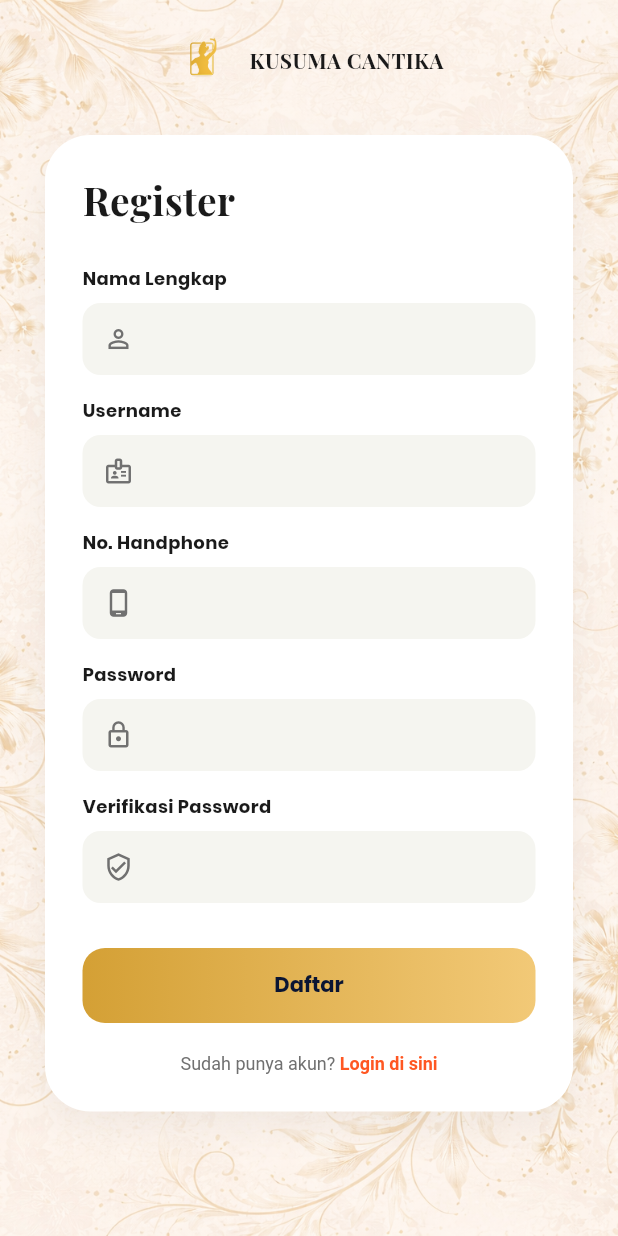
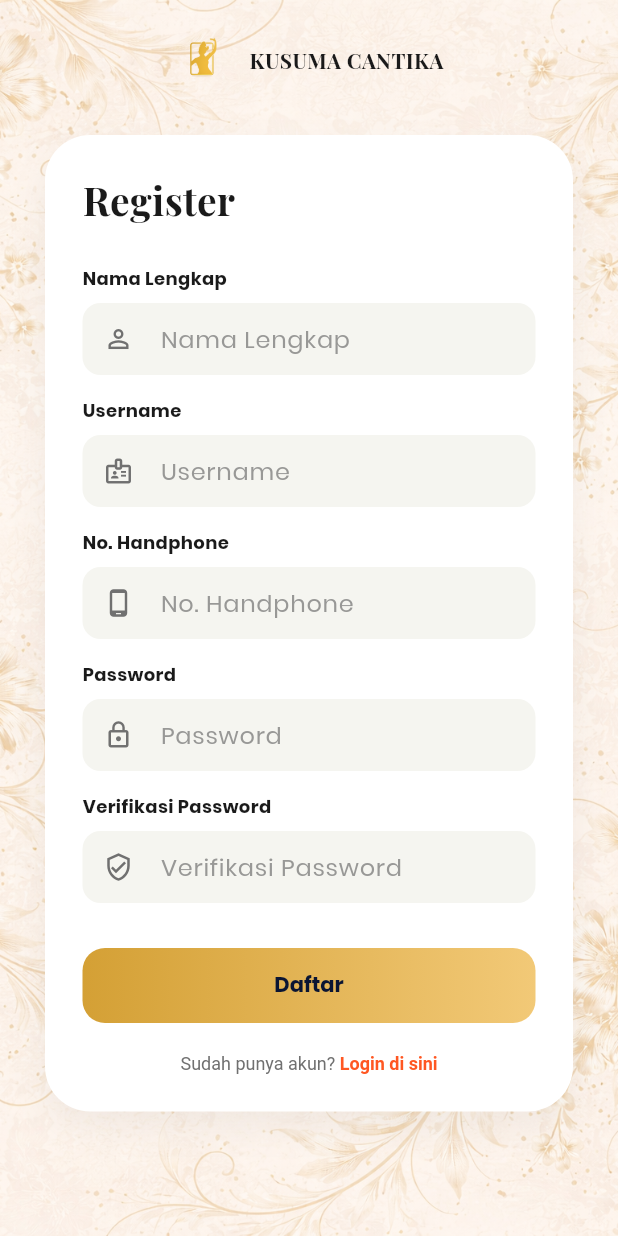
Before and after one commit to farinsevany-art/Penyewaan-Baju, a Flutter app: the screen it shows after launch, after a tap on "Mulai", after a tap on "Register", on a phone screen of 412 x 824 dp. Run offline on Flutter 3.47's test engine with Material 3 defaults, Android fonts, the phone set to English and light mode, and no system bars; our stand-ins replace fl_chart, shared_preferences.

Commit message:
register

```diff
--- a/lib/features/auth/screens/register_page.dart
+++ b/lib/features/auth/screens/register_page.dart
@@ -1,7 +1,7 @@
 import 'package:flutter/material.dart';
 import '../../../core/constants/colors.dart';
 import '../widgets/auth_background.dart';
-import 'success_page.dart'; // Kita buat setelah ini
+import 'success_page.dart';
 
 class RegisterPage extends StatelessWidget {
   const RegisterPage({super.key});
@@ -13,6 +13,7 @@ class RegisterPage extends StatelessWidget {
         child: Column(
           children: [
             const SizedBox(height: 20),
+
             // Logo Header
             Row(
               mainAxisAlignment: MainAxisAlignment.center,
@@ -28,6 +29,7 @@ class RegisterPage extends StatelessWidget {
                 ),
               ],
             ),
+
             const SizedBox(height: 30),
 
             // Card Register
@@ -57,24 +59,28 @@ class RegisterPage extends StatelessWidget {
                         fontWeight: FontWeight.bold,
                       ),
                     ),
+
                     const SizedBox(height: 25),
 
-                    // Input Fields dengan Icon sesuai desainmu
                     _buildRegisterField('Nama Lengkap', Icons.person_outline),
                     const SizedBox(height: 15),
+
                     _buildRegisterField('Username', Icons.badge_outlined),
                     const SizedBox(height: 15),
+
                     _buildRegisterField(
                       'No. Handphone',
                       Icons.phone_android_outlined,
                     ),
                     const SizedBox(height: 15),
+
                     _buildRegisterField(
                       'Password',
                       Icons.lock_outline,
                       isObscure: true,
                     ),
                     const SizedBox(height: 15),
+
                     _buildRegisterField(
                       'Verifikasi Password',
                       Icons.verified_user_outlined,
@@ -99,7 +105,6 @@ class RegisterPage extends StatelessWidget {
                         ),
                         child: ElevatedButton(
                           onPressed: () {
-                            // Navigasi ke halaman sukses
                             Navigator.push(
                               context,
                               MaterialPageRoute(
@@ -123,6 +128,7 @@ class RegisterPage extends StatelessWidget {
                     ),
 
                     const SizedBox(height: 20),
+
                     Center(
                       child: GestureDetector(
                         onTap: () => Navigator.pop(context),
@@ -150,6 +156,7 @@ class RegisterPage extends StatelessWidget {
                 ),
               ),
             ),
+
             const SizedBox(height: 40),
           ],
         ),
@@ -174,9 +181,11 @@ class RegisterPage extends StatelessWidget {
           ),
         ),
         const SizedBox(height: 8),
-        TextField(
+        TextFormField(
           obscureText: isObscure,
           decoration: InputDecoration(
+            hintText: '$label',
+            hintStyle: TextStyle(color: AppColors.mediumGrey.withOpacity(0.7)),
             prefixIcon: Icon(icon, size: 20, color: AppColors.mediumGrey),
             filled: true,
             fillColor: AppColors.offWhite,
```
Also changed, not shown: lib/features/auth/screens/login_form_page.dart (line endings or trailing spaces).
